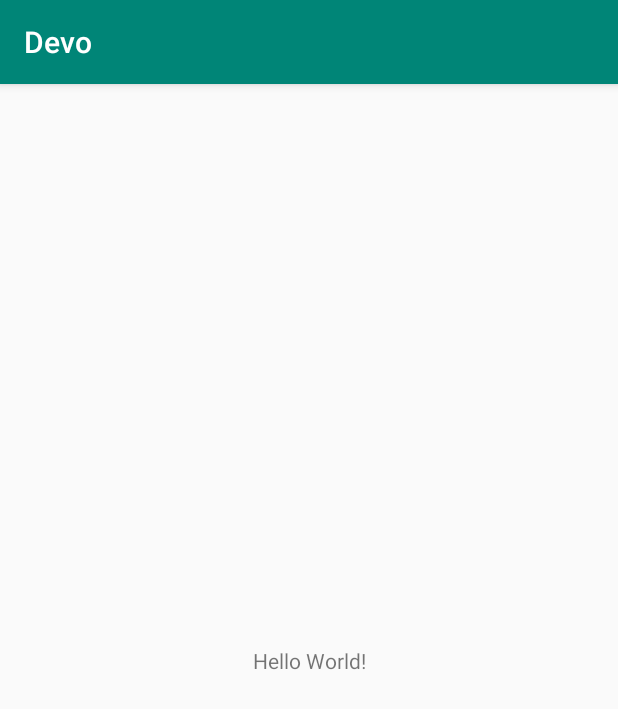
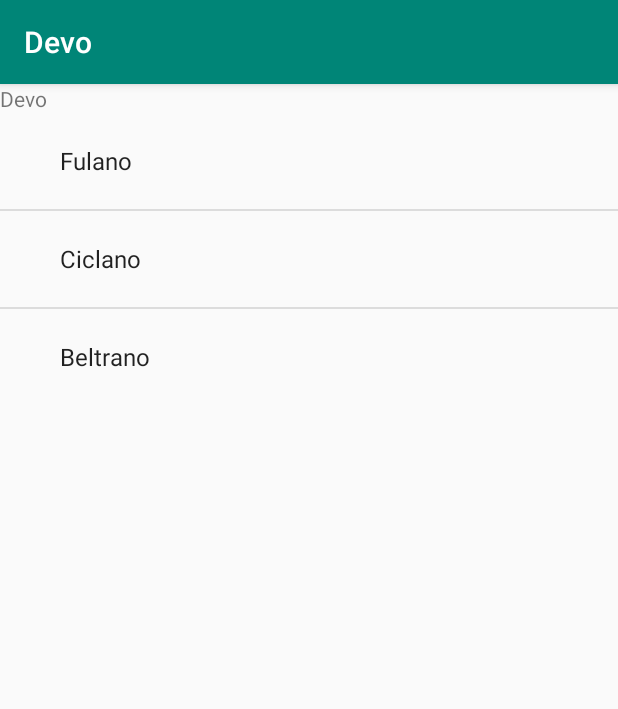
Before and after one commit to camila-cg/devo, an Android app: the screen it shows after launch (MainActivity), on a phone screen of 412 x 824 dp. Shown: the top 709 px of the screen. Run offline under Robolectric (Android 15) with nearby library versions, the phone set to English and light mode, and no system bars; our stand-ins replace ButterKnife.

Commit message:
Criando lista de exemplo

```diff
--- a/app/build.gradle
+++ b/app/build.gradle
@@ -25,4 +25,6 @@ dependencies {
     testImplementation 'junit:junit:4.12'
     androidTestImplementation 'com.android.support.test:runner:1.0.2'
     androidTestImplementation 'com.android.support.test.espresso:espresso-core:3.0.2'
+//    implementation 'com.jakewharton:butterknife:10.1.0'
+//    annotationProcessor 'com.jakewharton:butterknife-compiler:10.1.0'
 }
--- a/app/src/main/java/com/example/devo/MainActivity.java
+++ b/app/src/main/java/com/example/devo/MainActivity.java
@@ -2,12 +2,23 @@ package com.example.devo;
 
 import android.support.v7.app.AppCompatActivity;
 import android.os.Bundle;
+import android.widget.ArrayAdapter;
+import android.widget.ListView;
+
+//import butterknife.BindView;
 
 public class MainActivity extends AppCompatActivity {
+
+//    @BindView(R.id.lista_pessoas)
+//    public ListView listaPessoas;
 
     @Override
     protected void onCreate(Bundle savedInstanceState) {
         super.onCreate(savedInstanceState);
         setContentView(R.layout.activity_main);
+        ListView listaPessoas = findViewById(R.id.lista_pessoas);
+        String[] pessoas = {"Fulano", "Ciclano", "Beltrano"};
+        ArrayAdapter<String> adapter = new ArrayAdapter<String>(this, android.R.layout.simple_expandable_list_item_1, pessoas);
+        listaPessoas.setAdapter(adapter);
     }
 }
--- a/app/src/main/res/layout/activity_main.xml
+++ b/app/src/main/res/layout/activity_main.xml
@@ -1,19 +1,18 @@
 <?xml version="1.0" encoding="utf-8"?>
-<android.support.constraint.ConstraintLayout
-    xmlns:android="http://schemas.android.com/apk/res/android"
-    xmlns:app="http://schemas.android.com/apk/res-auto"
-    xmlns:tools="http://schemas.android.com/tools"
+<LinearLayout  xmlns:android="http://schemas.android.com/apk/res/android"
+    android:layout_height="match_parent"
     android:layout_width="match_parent"
-    android:layout_height="match_parent"
-    tools:context=".MainActivity">
+    android:orientation="vertical">
 
     <TextView
-        android:layout_width="wrap_content"
+        android:layout_width="match_parent"
         android:layout_height="wrap_content"
-        android:text="Hello World!"
-        app:layout_constraintBottom_toBottomOf="parent"
-        app:layout_constraintLeft_toLeftOf="parent"
-        app:layout_constraintRight_toRightOf="parent"
-        app:layout_constraintTop_toTopOf="parent" />
+        android:text="Devo"/>
 
-</android.support.constraint.ConstraintLayout>
+    <ListView android:id="@+id/lista_pessoas"
+        android:layout_width="match_parent"
+        android:layout_height="wrap_content">
+
+    </ListView>
+
+</LinearLayout>
```
